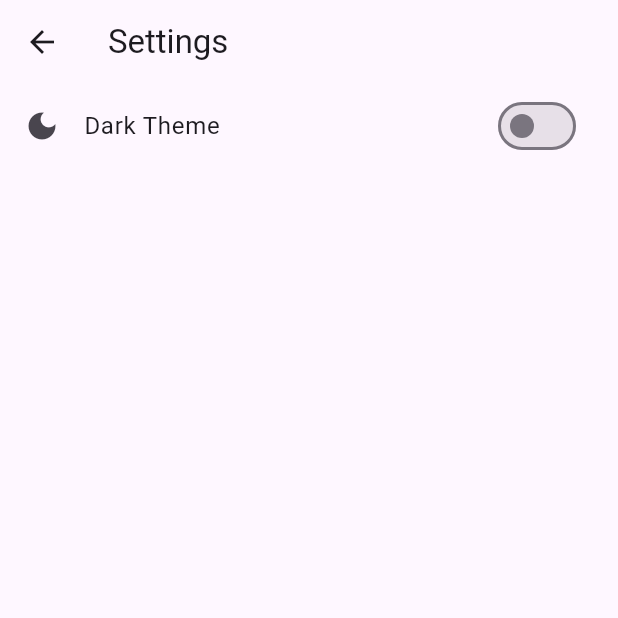
After one commit to varshini250707/flutter_personal_diary, a Flutter app: the screen it shows after launch, after a tap on the "settings" icon, on a phone screen of 412 x 824 dp, the top half of it. The commit adds this screen. Run offline on Flutter 3.47's test engine with Material 3 defaults, Android fonts, the phone set to English and light mode, and no system bars; our stand-ins replace shared_preferences.

Commit message:
Dark Light Theme added

```diff
--- a/lib/main.dart
+++ b/lib/main.dart
@@ -1,18 +1,48 @@
 import 'package:flutter/material.dart';
+import 'package:flutter_personal_diary/services/UiProvider.dart';
 import 'package:flutter_personal_diary/Screens/HomeScreen.dart';
+import 'package:provider/provider.dart';
 
 void main() {
-  runApp(MyApp());
+
+  WidgetsFlutterBinding.ensureInitialized();
+
+  runApp(const MyApp());
 }
 
 class MyApp extends StatelessWidget {
   const MyApp({super.key});
 
+  // This widget is the root of your application.
   @override
   Widget build(BuildContext context) {
-    return MaterialApp(
-      debugShowCheckedModeBanner: false,
-      home: HomeScreen(title: "Personal Diary",),
+    return ChangeNotifierProvider(
+      create: (BuildContext context)=>UiProvider()..init(),
+      child: Consumer<UiProvider>(
+        builder: (context, UiProvider notifier, child) {
+          return MaterialApp(
+
+            debugShowCheckedModeBanner: false,
+
+            title: 'Dark Theme',
+            //By default theme setting, you can also set system
+            // when your mobile theme is dark the app also become dark
+
+            themeMode: notifier.isDark ? ThemeMode.dark : ThemeMode.light,
+
+            //Our custom theme applied
+            darkTheme: notifier.isDark ? notifier.darkTheme : notifier.lightTheme,
+
+            theme: ThemeData(
+              colorScheme: ColorScheme.fromSeed(seedColor: Colors.deepPurple),
+              useMaterial3: true,
+            ),
+
+            home: HomeScreen(title: 'Personal Diary'),
+
+          );
+        },
+      ),
     );
   }
 }
--- a/lib/screens/HomeScreen.dart
+++ b/lib/screens/HomeScreen.dart
@@ -3,6 +3,7 @@ import 'package:flutter_personal_diary/Screens/AnalyseSurrounding.dart';
 import 'package:flutter_personal_diary/Screens/BatteryScreen.dart';
 import 'package:flutter_personal_diary/Screens/MessageScreen.dart';
 import 'package:flutter_personal_diary/Screens/PeopleScreen.dart';
+import 'package:flutter_personal_diary/screens/SettingScreen.dart';
 
 import 'ContactScreen.dart';
 
@@ -30,6 +31,19 @@ class _HomeScreenState extends State<HomeScreen> {
       appBar: AppBar(
         title: Text(widget.title),
         backgroundColor: Colors.amber,
+        actions: <Widget>[
+          IconButton(
+              onPressed: (){
+                Navigator.push(
+                  context,
+                  MaterialPageRoute(
+                    builder: (context) => const SettingScreen(title: 'Settings'),
+                  ),
+                );
+              },
+              icon: Icon(Icons.settings)
+          )
+        ],
       ),
       body: Padding(
         padding: const EdgeInsets.all(10.0),
--- /dev/null
+++ b/lib/screens/SettingScreen.dart
@@ -0,0 +1,41 @@
+import 'package:flutter/material.dart';
+import 'package:flutter_personal_diary/services/UiProvider.dart';
+import 'package:provider/provider.dart';
+
+class SettingScreen extends StatefulWidget {
+
+  final String title;
+
+  const SettingScreen({super.key, required this.title});
+
+  @override
+  State<SettingScreen> createState() => _SettingScreenState();
+}
+
+class _SettingScreenState extends State<SettingScreen> {
+
+  @override
+  Widget build(BuildContext context) {
+    return Scaffold(
+      appBar: AppBar(
+        title: Text(widget.title),
+      ),
+      body: Consumer<UiProvider>(
+        builder: (context, UiProvider notifier, child) {
+          return Column(
+            children: [
+              ListTile(
+                leading: Icon(Icons.dark_mode),
+                title: Text("Dark Theme"),
+                trailing: Switch(
+                  onChanged: (value) { notifier.changeTheme(); },
+                  value: notifier.isDark,
+                ),
+              )
+            ],
+          );
+        },
+      ),
+    );
+  }
+}
--- /dev/null
+++ b/lib/services/UiProvider.dart
@@ -0,0 +1,44 @@
+import 'package:flutter/material.dart';
+import 'package:shared_preferences/shared_preferences.dart';
+
+class UiProvider extends ChangeNotifier{
+
+  bool _isDark = false;
+  bool get isDark => _isDark;
+
+  late SharedPreferences storage;
+
+  //Custom dark theme
+  final darkTheme = ThemeData(
+    primaryColor: Colors.black12,
+    brightness: Brightness.dark,
+    primaryColorDark: Colors.black12,
+  );
+
+  //Custom light theme
+  final lightTheme = ThemeData(
+      primaryColor: Colors.white,
+      brightness: Brightness.light,
+      primaryColorDark: Colors.white
+  );
+
+  //Now we want to save the last changed theme value
+
+
+  //Dark mode toggle action
+  changeTheme(){
+    _isDark = !isDark;
+
+    //Save the value to secure storage
+    storage.setBool("isDark", _isDark);
+    notifyListeners();
+  }
+
+  //Init method of provider
+  init()async{
+    //After we re run the app
+    storage = await SharedPreferences.getInstance();
+    _isDark = storage.getBool("isDark")??false;
+    notifyListeners();
+  }
+}
```
